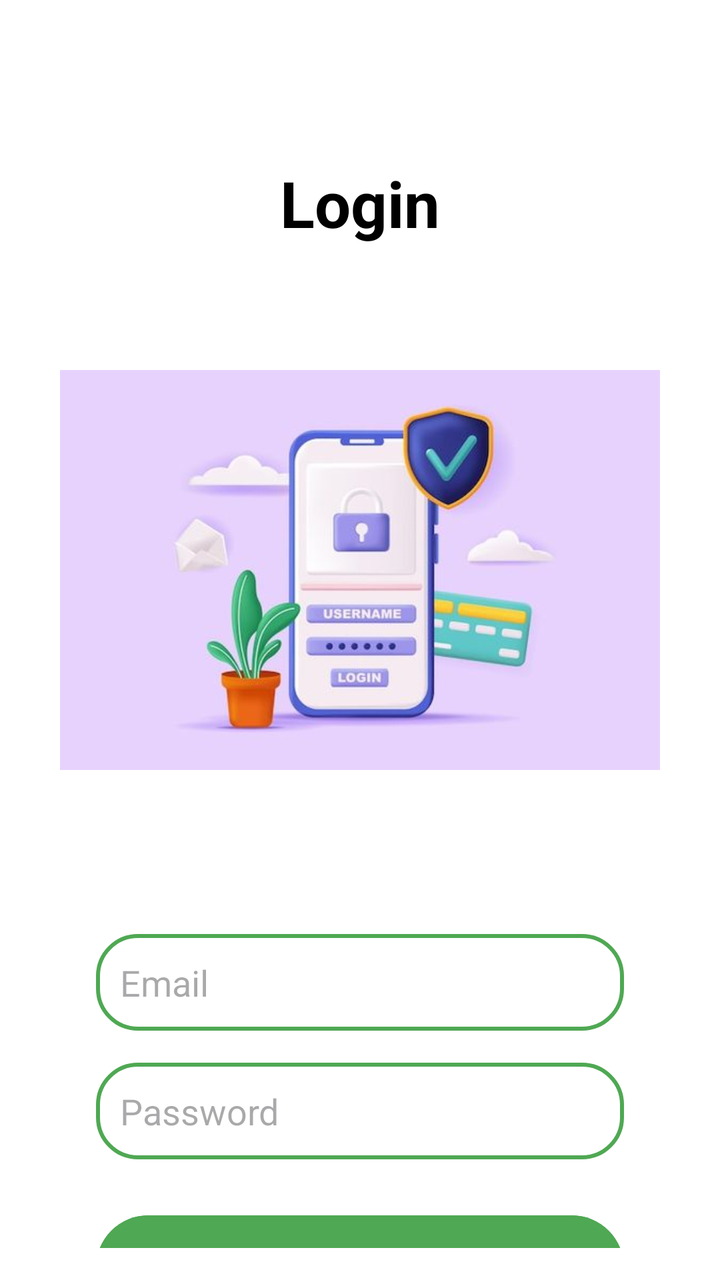
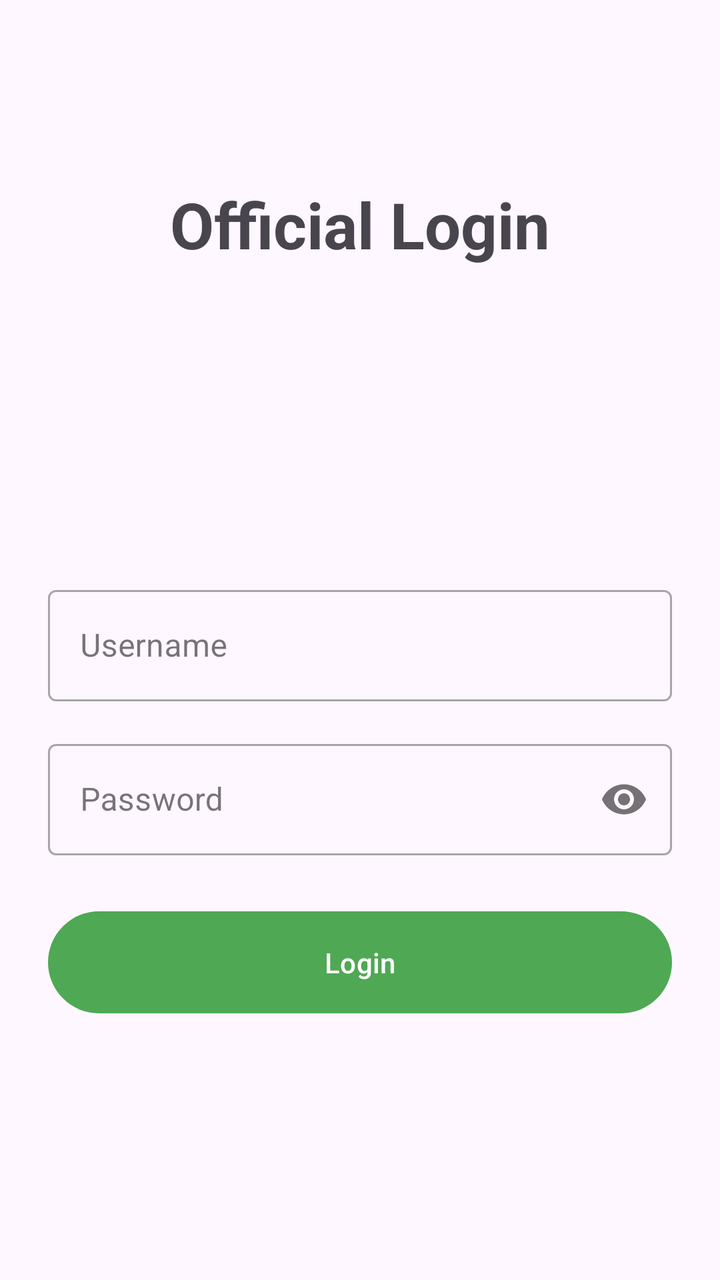

An Android layout rendered at two revisions. The XML below is the earlier revision; the diff shows what the commit changed to produce the second picture.
<!-- AndroidManifest.xml: application theme Theme.CarInfoApp -->
<!-- res/layout/activity_login.xml -->
<?xml version="1.0" encoding="utf-8"?>
<androidx.constraintlayout.widget.ConstraintLayout
    xmlns:android="http://schemas.android.com/apk/res/android"
    xmlns:app="http://schemas.android.com/apk/res-auto"
    xmlns:tools="http://schemas.android.com/tools"
    android:layout_width="match_parent"
    android:layout_height="match_parent"
    tools:context=".SignupActivity"
    android:padding="16dp"
    android:background="@android:color/white">

    
    <TextView
        android:id="@+id/textViewLogin"
        android:layout_width="wrap_content"
        android:layout_height="wrap_content"
        android:text="Login"
        android:textSize="32sp"
        android:textStyle="bold"
        android:textColor="@android:color/black"
        app:layout_constraintTop_toTopOf="parent"
        app:layout_constraintStart_toStartOf="parent"
        app:layout_constraintEnd_toEndOf="parent"
        android:layout_marginTop="64dp" />

    
    <ImageView
        android:id="@+id/appLogo"
        android:layout_width="300dp"
        android:layout_height="300dp"
        android:src="@drawable/log"
        android:contentDescription="Login for app"
        app:layout_constraintTop_toBottomOf="@id/textViewLogin"
        app:layout_constraintStart_toStartOf="parent"
        app:layout_constraintEnd_toEndOf="parent"
        android:layout_marginTop="12dp" />

    
    <EditText
        android:id="@+id/loginEmail"
        android:layout_width="0dp"
        android:layout_height="wrap_content"
        android:hint="Email"
        android:inputType="textEmailAddress"
        android:padding="12dp"
        android:background="@drawable/edittext_border"
        app:layout_constraintTop_toBottomOf="@id/appLogo"
        app:layout_constraintStart_toStartOf="parent"
        app:layout_constraintEnd_toEndOf="parent"
        android:layout_marginTop="32dp"
        android:layout_marginHorizontal="32dp" />

    
    <EditText
        android:id="@+id/loginPassword"
        android:layout_width="0dp"
        android:layout_height="wrap_content"
        android:hint="Password"
        android:inputType="textPassword"
        android:padding="12dp"
        android:background="@drawable/edittext_border"
        app:layout_constraintTop_toBottomOf="@id/loginEmail"
        app:layout_constraintStart_toStartOf="parent"
        app:layout_constraintEnd_toEndOf="parent"
        android:layout_marginTop="16dp"
        android:layout_marginHorizontal="32dp" />

    
    <Button
        android:id="@+id/loginButton"
        android:layout_width="0dp"
        android:layout_height="wrap_content"
        android:text="Login"
        android:backgroundTint="@color/green"
        android:textColor="@android:color/white"
        android:padding="14dp"
        android:textSize="18sp"
        app:layout_constraintTop_toBottomOf="@id/loginPassword"
        app:layout_constraintStart_toStartOf="parent"
        app:layout_constraintEnd_toEndOf="parent"
        android:layout_marginTop="24dp"
        android:layout_marginHorizontal="32dp" />

    
    <TextView
        android:id="@+id/signupText"
        android:layout_width="wrap_content"
        android:layout_height="wrap_content"
        android:text="Not yet registered? Signup"
        android:textSize="16sp"
        android:textColor="@color/pink"
        app:layout_constraintTop_toBottomOf="@id/loginButton"
        app:layout_constraintStart_toStartOf="parent"
        app:layout_constraintEnd_toEndOf="parent"
        android:layout_marginTop="16dp"
        android:layout_marginBottom="32dp" />

</androidx.constraintlayout.widget.ConstraintLayout>
<!-- resources referenced by this layout -->
<resources>
  <color name="green">#4fa853</color>
  <color name="pink">#e05d5d</color>
  <!-- drawable edittext_border (drawable) -->
  <?xml version="1.0" encoding="utf-8"?>
  <shape xmlns:android="http://schemas.android.com/apk/res/android"
      android:shape ="rectangle">
  
      <stroke
  
          android:color="@color/green"
          android:width="2dp"/>
      <corners
          android:radius="20dp"/>
  
  </shape>
  <!-- drawable log: jpg bitmap (drawable, 16301 bytes) -->
  <style name="Theme.CarInfoApp" parent="Base.Theme.CarInfoApp" />
  <style name="Base.Theme.CarInfoApp" parent="Theme.Material3.DayNight.NoActionBar">
          
          <item name="colorPrimary">@color/green</item>
          <item name="colorPrimaryVariant">@color/green</item>
          <item name="android:statusBarColor">@color/green</item>
  
  
  
      </style>
</resources>

<!-- the commit's change to res/layout/activity_login.xml (unified diff, before → after) -->
@@ -1,98 +1,71 @@
 <?xml version="1.0" encoding="utf-8"?>
-<androidx.constraintlayout.widget.ConstraintLayout
-    xmlns:android="http://schemas.android.com/apk/res/android"
+<androidx.constraintlayout.widget.ConstraintLayout xmlns:android="http://schemas.android.com/apk/res/android"
     xmlns:app="http://schemas.android.com/apk/res-auto"
     xmlns:tools="http://schemas.android.com/tools"
     android:layout_width="match_parent"
     android:layout_height="match_parent"
-    tools:context=".SignupActivity"
-    android:padding="16dp"
-    android:background="@android:color/white">
+    android:padding="24dp"
+    tools:context=".LoginActivity">
 
-    
     <TextView
-        android:id="@+id/textViewLogin"
+        android:id="@+id/textViewTitle"
         android:layout_width="wrap_content"
         android:layout_height="wrap_content"
-        android:text="Login"
+        android:text="Official Login"
         android:textSize="32sp"
         android:textStyle="bold"
-        android:textColor="@android:color/black"
         app:layout_constraintTop_toTopOf="parent"
         app:layout_constraintStart_toStartOf="parent"
         app:layout_constraintEnd_toEndOf="parent"
-        android:layout_marginTop="64dp" />
+        app:layout_constraintBottom_toTopOf="@+id/usernameInputLayout"
+        app:layout_constraintVertical_bias="0.3" />
 
-    
-    <ImageView
-        android:id="@+id/appLogo"
-        android:layout_width="300dp"
-        android:layout_height="300dp"
-        android:src="@drawable/log"
-        android:contentDescription="Login for app"
-        app:layout_constraintTop_toBottomOf="@id/textViewLogin"
-        app:layout_constraintStart_toStartOf="parent"
-        app:layout_constraintEnd_toEndOf="parent"
-        android:layout_marginTop="12dp" />
-
-    
-    <EditText
-        android:id="@+id/loginEmail"
+    <com.google.android.material.textfield.TextInputLayout
+        android:id="@+id/usernameInputLayout"
+        style="@style/Widget.MaterialComponents.TextInputLayout.OutlinedBox"
         android:layout_width="0dp"
         android:layout_height="wrap_content"
-        android:hint="Email"
-        android:inputType="textEmailAddress"
-        android:padding="12dp"
-        android:background="@drawable/edittext_border"
-        app:layout_constraintTop_toBottomOf="@id/appLogo"
+        android:hint="Username"
+        app:layout_constraintTop_toTopOf="parent"
+        app:layout_constraintBottom_toBottomOf="parent"
         app:layout_constraintStart_toStartOf="parent"
-        app:layout_constraintEnd_toEndOf="parent"
-        android:layout_marginTop="32dp"
-        android:layout_marginHorizontal="32dp" />
+        app:layout_constraintEnd_toEndOf="parent">
 
-    
-    <EditText
-        android:id="@+id/loginPassword"
+        <com.google.android.material.textfield.TextInputEditText
+            android:id="@+id/usernameEditText"
+            android:layout_width="match_parent"
+            android:layout_height="wrap_content"
+            android:inputType="text" />
+    </com.google.android.material.textfield.TextInputLayout>
+
+    <com.google.android.material.textfield.TextInputLayout
+        android:id="@+id/passwordInputLayout"
+        style="@style/Widget.MaterialComponents.TextInputLayout.OutlinedBox"
         android:layout_width="0dp"
         android:layout_height="wrap_content"
+        android:layout_marginTop="16dp"
         android:hint="Password"
-        android:inputType="textPassword"
-        android:padding="12dp"
-        android:background="@drawable/edittext_border"
-        app:layout_constraintTop_toBottomOf="@id/loginEmail"
+        app:passwordToggleEnabled="true"
+        app:layout_constraintTop_toBottomOf="@+id/usernameInputLayout"
         app:layout_constraintStart_toStartOf="parent"
-        app:layout_constraintEnd_toEndOf="parent"
-        android:layout_marginTop="16dp"
-        android:layout_marginHorizontal="32dp" />
+        app:layout_constraintEnd_toEndOf="parent">
 
-    
+        <com.google.android.material.textfield.TextInputEditText
+            android:id="@+id/passwordEditText"
+            android:layout_width="match_parent"
+            android:layout_height="wrap_content"
+            android:inputType="textPassword" />
+    </com.google.android.material.textfield.TextInputLayout>
+
     <Button
         android:id="@+id/loginButton"
         android:layout_width="0dp"
         android:layout_height="wrap_content"
+        android:layout_marginTop="24dp"
+        android:padding="16dp"
         android:text="Login"
-        android:backgroundTint="@color/green"
-        android:textColor="@android:color/white"
-        android:padding="14dp"
-        android:textSize="18sp"
-        app:layout_constraintTop_toBottomOf="@id/loginPassword"
+        app:layout_constraintTop_toBottomOf="@+id/passwordInputLayout"
         app:layout_constraintStart_toStartOf="parent"
-        app:layout_constraintEnd_toEndOf="parent"
-        android:layout_marginTop="24dp"
-        android:layout_marginHorizontal="32dp" />
-
-    
-    <TextView
-        android:id="@+id/signupText"
-        android:layout_width="wrap_content"
-        android:layout_height="wrap_content"
-        android:text="Not yet registered? Signup"
-        android:textSize="16sp"
-        android:textColor="@color/pink"
-        app:layout_constraintTop_toBottomOf="@id/loginButton"
-        app:layout_constraintStart_toStartOf="parent"
-        app:layout_constraintEnd_toEndOf="parent"
-        android:layout_marginTop="16dp"
-        android:layout_marginBottom="32dp" />
+        app:layout_constraintEnd_toEndOf="parent" />
 
 </androidx.constraintlayout.widget.ConstraintLayout>
<!-- resource entries referenced after the edit -->
@@ -1,21 +1,6 @@
 <!-- resources referenced by this layout -->
 <resources>
   <color name="green">#4fa853</color>
-  <color name="pink">#e05d5d</color>
-  <!-- drawable edittext_border (drawable) -->
-  <?xml version="1.0" encoding="utf-8"?>
-  <shape xmlns:android="http://schemas.android.com/apk/res/android"
-      android:shape ="rectangle">
-  
-      <stroke
-  
-          android:color="@color/green"
-          android:width="2dp"/>
-      <corners
-          android:radius="20dp"/>
-  
-  </shape>
-  <!-- drawable log: jpg bitmap (drawable, 16301 bytes) -->
   <style name="Theme.CarInfoApp" parent="Base.Theme.CarInfoApp" />
   <style name="Base.Theme.CarInfoApp" parent="Theme.Material3.DayNight.NoActionBar">
           
